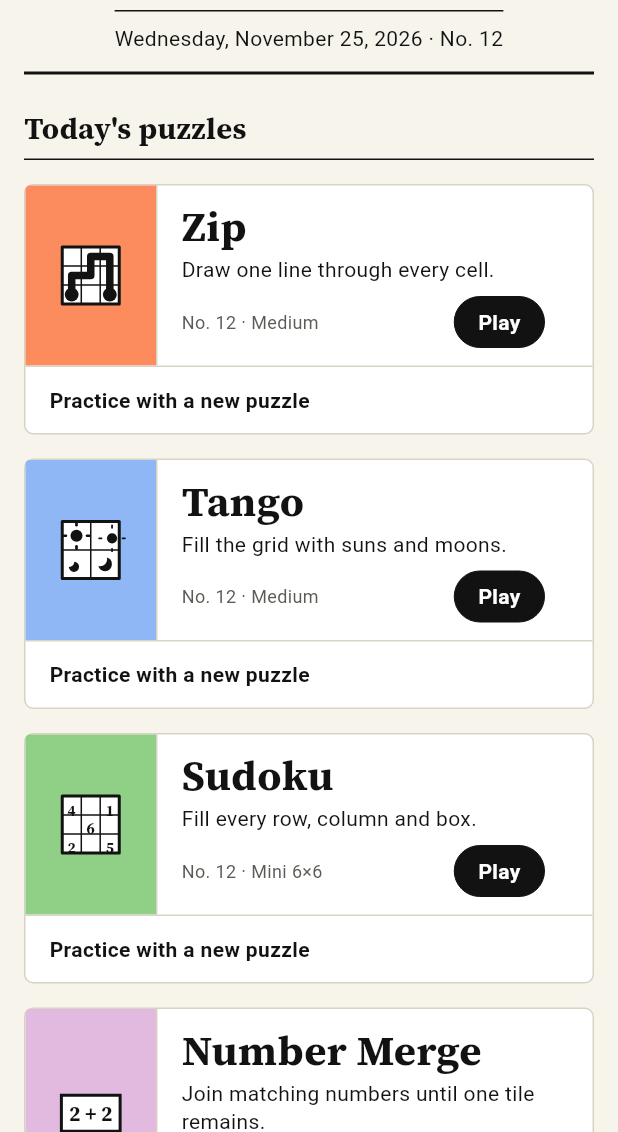
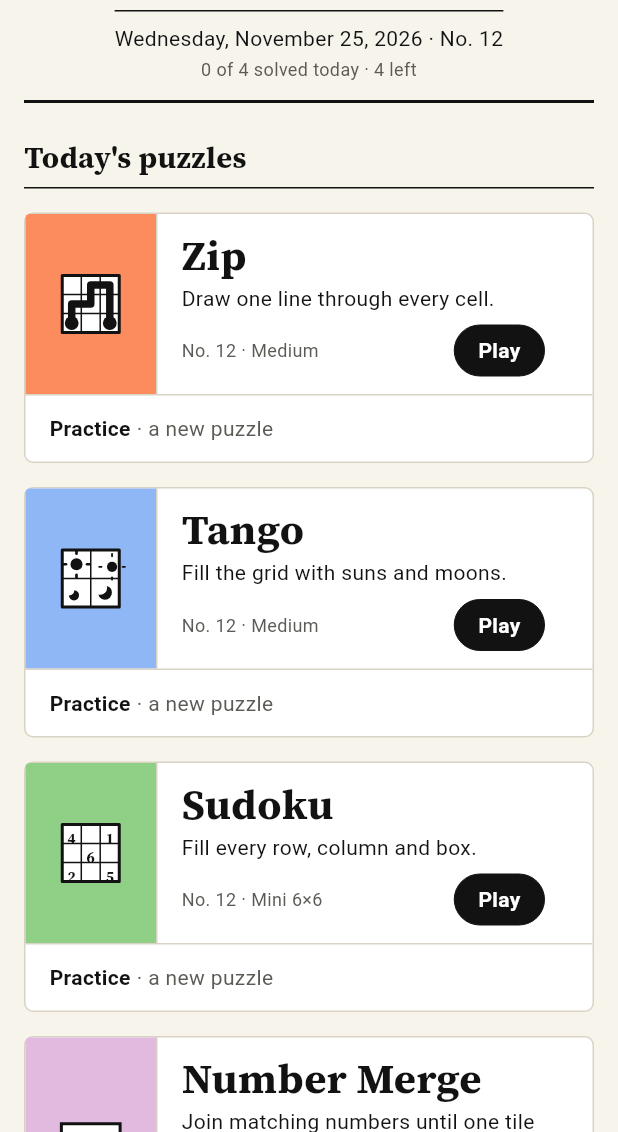
Before and after one commit to PranavBakre/daily-games, a Flutter app: the screen it shows after launch, on a phone screen of 412 x 824 dp, the part 104-1236 px from its top. Run offline on Flutter 3.47's test engine with Material 3 defaults, Android fonts, the phone set to English and light mode, and no system bars; our stand-ins replace flutter_local_notifications, flutter_timezone, material_ui, shared_preferences, timezone.

Commit message:
Make the practice row practise, and pull the day's progress up front
Product review found the practice row on every card opened the daily:
both the card and the row called the same handler, so 'Practice with a
new puzzle' showed today's board. It now opens practice mode.

Alongside that, from the same review: the day's count moves from a
footer below the week strip to under the dateline ('3 of 4 solved today
· 1 left'); the practice row reads 'Practice · a new puzzle'; the
reminder row says 'Turn on' while it is off; a one-day streak shows; the
sudoku rules name the mini board's 2x3 boxes and drop 'pencils in
candidates'; tango's per-visit legend becomes a rule in the fold.

Unverified: no flutter analyze, test or golden run on this machine.
Goldens are expected to fail until regenerated (masthead line, practice
label, reminder label, streak).

```diff
--- a/app/lib/src/app.dart
+++ b/app/lib/src/app.dart
@@ -49,12 +49,14 @@ class _HubHost extends StatelessWidget {
               : 'Off — get a nudge when the new puzzles land',
           onReminderTap: () =>
               showReminderSheet(context, store: store, reminders: reminders),
-          onOpenGame: (game) => Navigator.of(context).push(
+          reminderEnabled: enabled,
+          onOpenGame: (game, {required bool practice}) =>
+              Navigator.of(context).push(
                 MaterialPageRoute(
                   builder: (_) => GameScreen(
                     game: game,
                     store: store,
-                mode: 'daily',
+                    mode: practice ? 'practice' : 'daily',
                     difficulty: game.defaultDifficulty,
                   ),
                 ),
--- a/app/lib/src/catalog.dart
+++ b/app/lib/src/catalog.dart
@@ -65,6 +65,7 @@ const tangoGame = GameInfo(
     'Each row and column holds three suns and three moons.',
     'No more than two of the same symbol side by side.',
     'Cells joined by = match; cells joined by × differ.',
+    'Tap a cell to cycle sun, moon, empty.',
   ],
   defaultDifficulty: 'medium',
   difficulties: _standardDifficulties,
@@ -77,8 +78,8 @@ const sudokuGame = GameInfo(
   tagline: 'Fill every row, column and box.',
   rules: [
     'Fill every row, column and box with each number once.',
-    'Tap a cell, then a number. Notes pencils in candidates.',
-    'Hint points out a wrong number, or fills one cell for you.',
+    'Mini boards use 2×3 boxes. Tap a cell, then a number.',
+    'Notes marks candidates; Hint fills a cell or flags a wrong one.',
   ],
   defaultDifficulty: 'mini',
   difficulties: [
--- a/app/lib/src/games/tango_board.dart
+++ b/app/lib/src/games/tango_board.dart
@@ -239,11 +239,6 @@ class _TangoBoardState extends State<TangoBoard> {
             style: AppType.sans(14, color: Palette.ink2),
           ),
         ),
-        const SizedBox(height: Space.x1),
-        Text(
-          'Tap a cell: sun, moon, empty',
-          style: AppType.sans(12, color: Palette.ink2),
-        ),
         const SizedBox(height: Space.x3),
         Row(
           children: [
--- a/app/lib/src/screens/hub_screen.dart
+++ b/app/lib/src/screens/hub_screen.dart
@@ -12,14 +12,16 @@ class HubScreen extends StatelessWidget {
     required this.store,
     required this.onOpenGame,
     required this.reminderLabel,
+    required this.reminderEnabled,
     required this.onReminderTap,
     this.now,
     super.key,
   });
 
   final AppStore store;
-  final void Function(GameInfo game) onOpenGame;
+  final void Function(GameInfo game, {required bool practice}) onOpenGame;
   final String reminderLabel;
+  final bool reminderEnabled;
   final VoidCallback onReminderTap;
   final DateTime? now;
 
@@ -52,7 +54,12 @@ class HubScreen extends StatelessWidget {
               child: Column(
                 crossAxisAlignment: CrossAxisAlignment.stretch,
                 children: [
-                  _Masthead(date: today, number: puzzleNumber(today)),
+                  _Masthead(
+                    date: today,
+                    number: puzzleNumber(today),
+                    done: done,
+                    total: games.length,
+                  ),
                   const SizedBox(height: Space.x5),
                   _SectionTitle(
                     allSolved
@@ -66,7 +73,8 @@ class HubScreen extends StatelessWidget {
                       store: store,
                       todayKey: todayKey,
                       number: puzzleNumber(today),
-                      onTap: () => onOpenGame(game),
+                      onTap: () => onOpenGame(game, practice: false),
+                      onPractice: () => onOpenGame(game, practice: true),
                     ),
                     if (game != games.last) const SizedBox(height: Space.x4),
                   ],
@@ -75,9 +83,11 @@ class HubScreen extends StatelessWidget {
                   const SizedBox(height: Space.x3),
                   _WeekStrip(store: store, days: lastSevenDays(today)),
                   const SizedBox(height: Space.x5),
-                  _ReminderRow(label: reminderLabel, onTap: onReminderTap),
-                  const SizedBox(height: Space.x4),
-                  _Footer(done: done, total: games.length),
+                  _ReminderRow(
+                    label: reminderLabel,
+                    enabled: reminderEnabled,
+                    onTap: onReminderTap,
+                  ),
                 ],
               ),
             ),
@@ -89,10 +99,17 @@ class HubScreen extends StatelessWidget {
 }
 
 class _Masthead extends StatelessWidget {
-  const _Masthead({required this.date, required this.number});
+  const _Masthead({
+    required this.date,
+    required this.number,
+    required this.done,
+    required this.total,
+  });
 
   final DateTime date;
   final int number;
+  final int done;
+  final int total;
 
   @override
   Widget build(BuildContext context) {
@@ -109,10 +126,22 @@ class _Masthead extends StatelessWidget {
           decoration: const BoxDecoration(
             border: Border(top: BorderSide(color: Palette.ink, width: 1)),
           ),
-          child: Text(
-            '${longDate(date)} · No. $number',
-            style: AppType.sans(14, color: Palette.ink),
-            textAlign: TextAlign.center,
+          child: Column(
+            children: [
+              Text(
+                '${longDate(date)} · No. $number',
+                style: AppType.sans(14, color: Palette.ink),
+                textAlign: TextAlign.center,
+              ),
+              const SizedBox(height: Space.x0),
+              Text(
+                done == total
+                    ? 'All $total solved today'
+                    : '$done of $total solved today · ${total - done} left',
+                style: AppType.sans(12, color: Palette.ink2),
+                textAlign: TextAlign.center,
+              ),
+            ],
           ),
         ),
         Container(
@@ -149,6 +178,7 @@ class _GameCard extends StatelessWidget {
     required this.todayKey,
     required this.number,
     required this.onTap,
+    required this.onPractice,
   });
 
   final GameInfo game;
@@ -156,6 +186,7 @@ class _GameCard extends StatelessWidget {
   final String todayKey;
   final int number;
   final VoidCallback onTap;
+  final VoidCallback onPractice;
 
   @override
   Widget build(BuildContext context) {
@@ -164,7 +195,7 @@ class _GameCard extends StatelessWidget {
     final status = <String>[
       'No. $number · ${game.labelFor(game.defaultDifficulty)}',
       if (result != null) '· ${formatTime(result.ms)}',
-      if (streak > 1) '· $streak-day streak',
+      if (streak >= 1) '· $streak-day streak',
     ];
 
     return Container(
@@ -250,7 +281,7 @@ class _GameCard extends StatelessWidget {
               border: Border(top: BorderSide(color: Palette.line, width: 1)),
             ),
             child: Pressable(
-              onTap: onTap,
+              onTap: onPractice,
               child: Padding(
                 padding: const EdgeInsets.symmetric(
                   horizontal: Space.x4,
@@ -258,9 +289,11 @@ class _GameCard extends StatelessWidget {
                 ),
                 child: Row(
                   children: [
+                    Text('Practice', style: AppType.sans(14, weight: 600)),
+                    const SizedBox(width: Space.x1),
                     Text(
-                      'Practice with a new puzzle',
-                      style: AppType.sans(14, weight: 600),
+                      '· a new puzzle',
+                      style: AppType.sans(14, color: Palette.ink2),
                     ),
                   ],
                 ),
@@ -411,9 +444,14 @@ class _WeekStrip extends StatelessWidget {
 }
 
 class _ReminderRow extends StatelessWidget {
-  const _ReminderRow({required this.label, required this.onTap});
+  const _ReminderRow({
+    required this.label,
+    required this.enabled,
+    required this.onTap,
+  });
 
   final String label;
+  final bool enabled;
   final VoidCallback onTap;
 
   @override
@@ -453,26 +491,3 @@ class _ReminderRow extends StatelessWidget {
     );
   }
 }
-
-class _Footer extends StatelessWidget {
-  const _Footer({required this.done, required this.total});
-
-  final int done;
-  final int total;
-
-  @override
-  Widget build(BuildContext context) {
-    return Container(
-      padding: const EdgeInsets.only(top: Space.x3),
-      decoration: const BoxDecoration(
-        border: Border(top: BorderSide(color: Palette.line, width: 1)),
-      ),
-      child: Column(
-        crossAxisAlignment: CrossAxisAlignment.start,
-        children: [
-          Text('$done of $total solved today', style: AppType.sans(14)),
-        ],
-      ),
-    );
-  }
-}
```
Also changed, not shown: 2 other files. Lines whose indentation alone changed are shown as unchanged.
